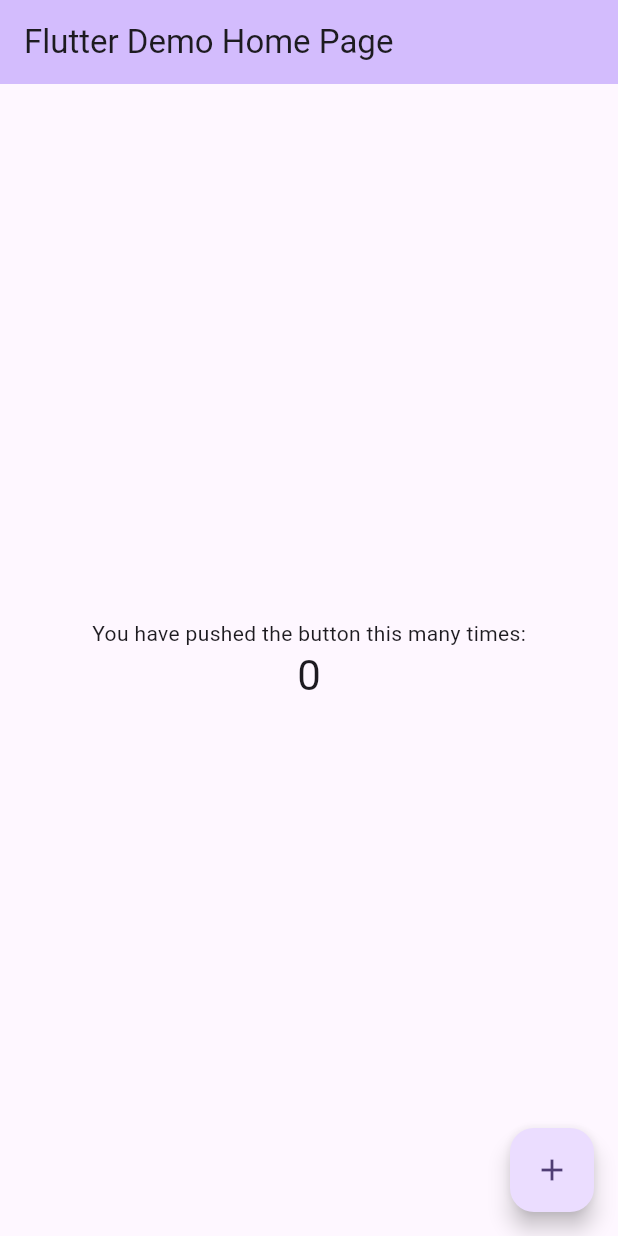
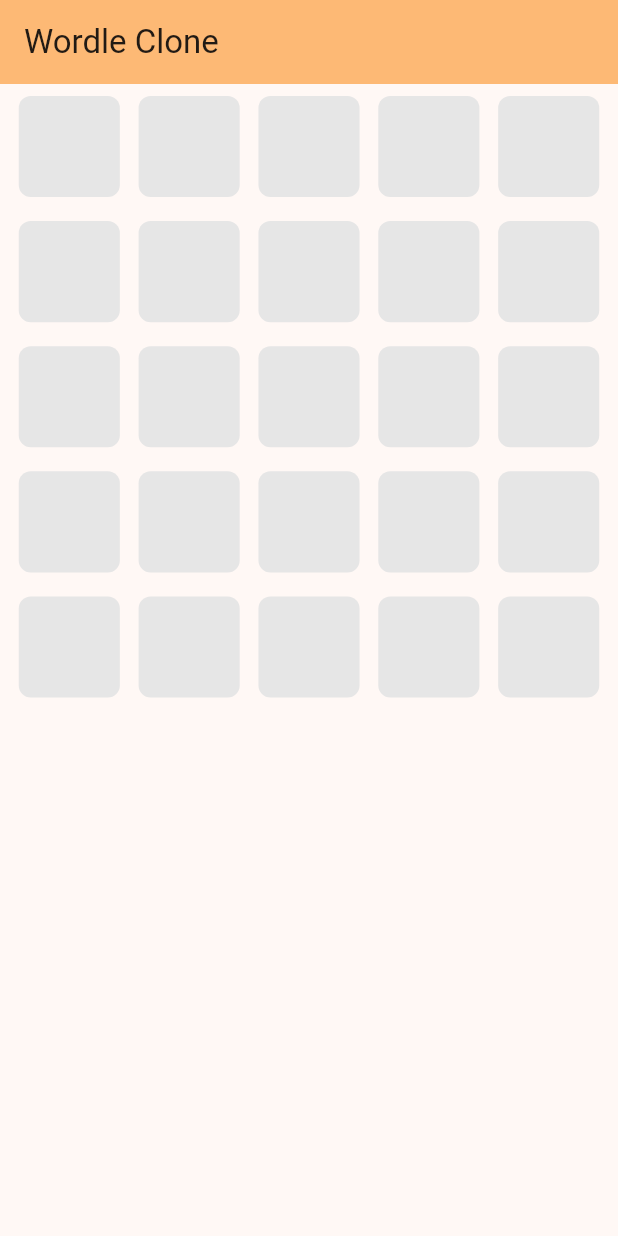
Before and after one commit to VaiosChr/wordle_clone, a Flutter app: the screen it shows after launch, on a phone screen of 412 x 824 dp. Run offline on Flutter 3.47's test engine with Material 3 defaults, Android fonts, the phone set to English and light mode, and no system bars.

Commit message:
created structure for letters and words

```diff
--- /dev/null
+++ b/lib/game_page.dart
@@ -0,0 +1,24 @@
+// 3792
+import 'package:flutter/material.dart';
+import 'package:wordle_clone/include/classes.dart';
+
+class GamePage extends StatelessWidget {
+  List<Word> words = [];
+
+  GamePage({super.key});
+
+  @override
+  Widget build(BuildContext context) {
+    return Center(
+      child: Column(
+        children: [
+          WordView(),
+          WordView(),
+          WordView(),
+          WordView(),
+          WordView(),
+        ],
+      ),
+    );
+  }
+}
--- /dev/null
+++ b/lib/include/classes.dart
@@ -0,0 +1,81 @@
+import 'package:flutter/material.dart';
+
+enum LetterStatus {
+  white,
+  grey,
+  yellow,
+  green,
+}
+
+List<Color> colors = [
+  const Color.fromARGB(255, 230, 230, 230),
+  Colors.grey,
+  const Color.fromARGB(255, 231, 215, 70),
+  Colors.green,
+];
+
+class Letter {
+  String letter = "";
+  LetterStatus status = LetterStatus.white;
+}
+
+class LetterView extends StatelessWidget {
+  final Letter letter;
+
+  const LetterView({super.key, required this.letter});
+
+  @override
+  Widget build(BuildContext context) {
+    return Padding(
+      padding: const EdgeInsets.symmetric(vertical: 8.0),
+      child: Container(
+        width: MediaQuery.of(context).size.width / 5 - 15,
+        height: MediaQuery.of(context).size.width / 5 - 15,
+        padding: const EdgeInsets.all(8),
+        decoration: BoxDecoration(
+          color: colors[letter.status.index],
+          borderRadius: BorderRadius.circular(8),
+        ),
+        child: Center(
+          child: Text(
+            letter.letter,
+            style: const TextStyle(
+              color: Colors.white,
+              fontSize: 32,
+              fontWeight: FontWeight.bold,
+            ),
+          ),
+        ),
+      ),
+    );
+  }
+}
+
+class Word {
+  List<Letter> letters = [];
+
+  Word({
+    required this.letters,
+  });
+}
+
+class WordView extends StatelessWidget {
+  final Word word = Word(
+    letters: [
+      Letter(),
+      Letter(),
+      Letter(),
+      Letter(),
+      Letter(),
+    ],
+  );
+
+  @override
+  Widget build(BuildContext context) {
+    return Row(
+      mainAxisAlignment: MainAxisAlignment.spaceEvenly,
+      children:
+          word.letters.map((letter) => LetterView(letter: letter)).toList(),
+    );
+  }
+}
--- a/lib/main.dart
+++ b/lib/main.dart
@@ -1,4 +1,5 @@
 import 'package:flutter/material.dart';
+import 'package:wordle_clone/game_page.dart';
 
 void main() {
   runApp(const MyApp());
@@ -10,12 +11,13 @@ class MyApp extends StatelessWidget {
   @override
   Widget build(BuildContext context) {
     return MaterialApp(
-      title: 'Flutter Demo',
+      debugShowCheckedModeBanner: false,
+      title: 'Wordle Clone',
       theme: ThemeData(
-        colorScheme: ColorScheme.fromSeed(seedColor: Colors.deepPurple),
+        colorScheme: ColorScheme.fromSeed(seedColor: Colors.orange),
         useMaterial3: true,
       ),
-      home: const MyHomePage(title: 'Flutter Demo Home Page'),
+      home: const MyHomePage(title: 'Wordle Clone'),
     );
   }
 }
@@ -30,14 +32,6 @@ class MyHomePage extends StatefulWidget {
 }
 
 class _MyHomePageState extends State<MyHomePage> {
-  int _counter = 0;
-
-  void _incrementCounter() {
-    setState(() {
-      _counter++;
-    });
-  }
-
   @override
   Widget build(BuildContext context) {
     return Scaffold(
@@ -45,25 +39,7 @@ class _MyHomePageState extends State<MyHomePage> {
         backgroundColor: Theme.of(context).colorScheme.inversePrimary,
         title: Text(widget.title),
       ),
-      body: Center(
-        child: Column(
-          mainAxisAlignment: MainAxisAlignment.center,
-          children: <Widget>[
-            const Text(
-              'You have pushed the button this many times:',
-            ),
-            Text(
-              '$_counter',
-              style: Theme.of(context).textTheme.headlineMedium,
-            ),
-          ],
-        ),
-      ),
-      floatingActionButton: FloatingActionButton(
-        onPressed: _incrementCounter,
-        tooltip: 'Increment',
-        child: const Icon(Icons.add),
-      ),
+      body: GamePage(),
     );
   }
 }
```
